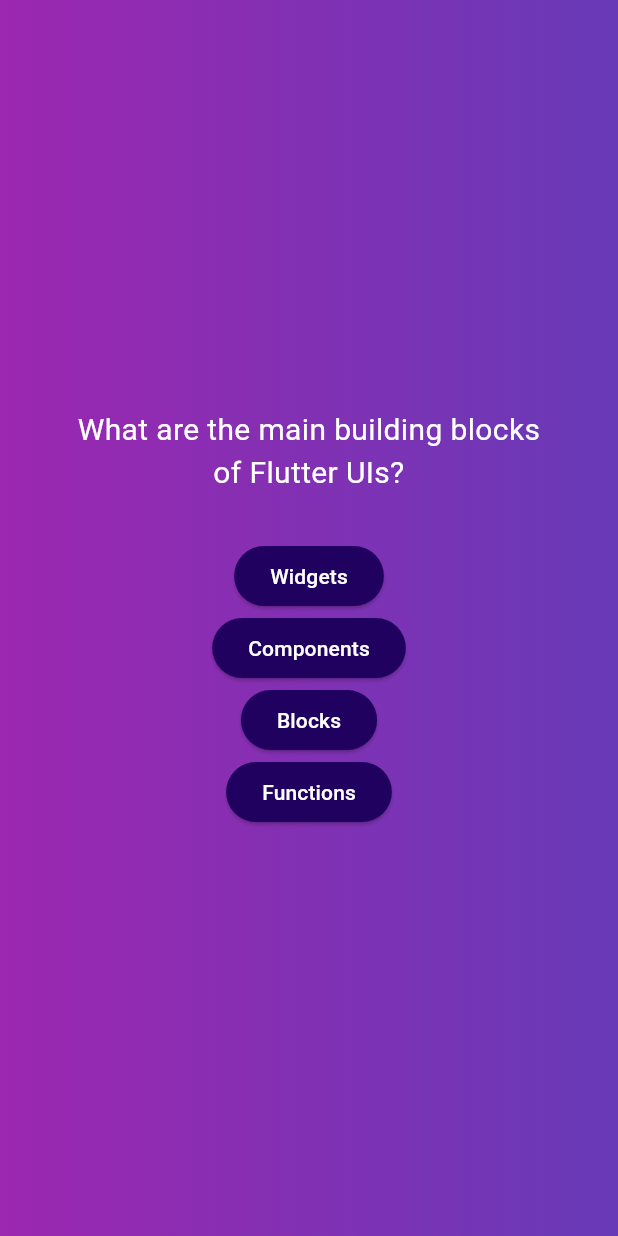
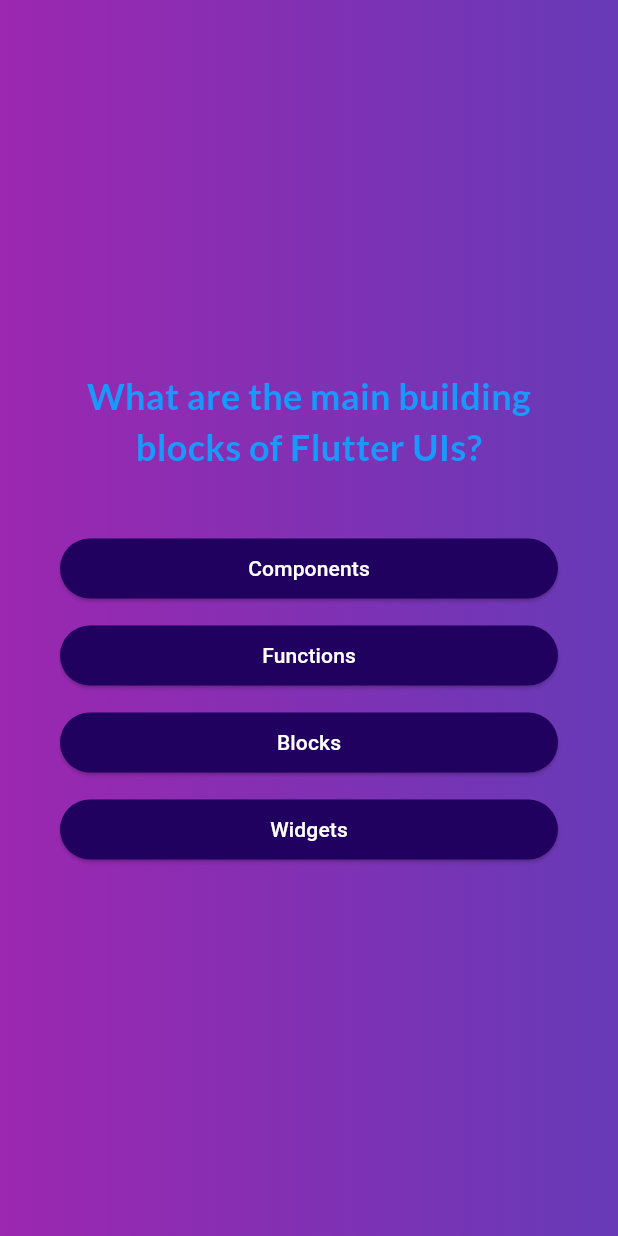
Before and after one commit to Tonnamsuppasri/QuizApp, a Flutter app: the screen it shows after launch, after a tap on "Start Quiz", on a phone screen of 412 x 824 dp. Run offline on Flutter 3.47's test engine with Material 3 defaults, Android fonts, the phone set to English and light mode, and no system bars; our stand-ins replace google_fonts.

Commit message:
second commit

```diff
--- a/lib/answer_button.dart
+++ b/lib/answer_button.dart
@@ -1,19 +1,34 @@
 import 'package:flutter/material.dart';
 
-class AnswerButton extends StatelessWidget {
-  const AnswerButton(this.answerOption,{super.key});
+class AnswersButton extends StatelessWidget {
+  const AnswersButton({
+    super.key,
+    required this.answer,
+    required this.onTap,
+  });
 
-  final String answerOption;
+  final String answer;
+  final void Function() onTap;
 
   @override
   Widget build(BuildContext context) {
-    return ElevatedButton(
-      onPressed: () {},
-      style: ElevatedButton.styleFrom(
-        backgroundColor: const Color.fromARGB(255, 33, 1, 95),
-        foregroundColor: Colors.white,
-      ),
-      child: Text(answerOption),
+    return Column(
+      children: [
+        const SizedBox(height: 10),
+        SizedBox(
+          width: double.infinity,
+          child: ElevatedButton(
+            onPressed: onTap,
+            style: ElevatedButton.styleFrom(
+              backgroundColor: const Color.fromARGB(255, 33, 1, 95),
+              foregroundColor: Colors.white,
+              shape: RoundedRectangleBorder(
+                  borderRadius: BorderRadius.circular(40)),
+            ),
+            child: Text(answer),
+          ),
+        ),
+      ],
     );
   }
 }
--- a/lib/model/quiz_model.dart
+++ b/lib/model/quiz_model.dart
@@ -4,4 +4,10 @@ class QuizModel {
 
 
   QuizModel(this.question, this.answers);
+
+  List<String> getShuffledAnswers() {
+    final shuffledAnswers = List.of(answers);
+    shuffledAnswers.shuffle();
+    return shuffledAnswers;
+  }
 }
--- a/lib/questions_screen.dart
+++ b/lib/questions_screen.dart
@@ -1,6 +1,8 @@
 import 'package:flutter/material.dart';
 import 'package:myapp/answer_button.dart';
 import 'package:myapp/data/quizz.dart';
+import 'package:google_fonts/google_fonts.dart';
+import 'package:myapp/results_screen.dart';
 
 class QuestionsScreen extends StatefulWidget {
   const QuestionsScreen({super.key});
@@ -12,10 +14,29 @@ class QuestionsScreen extends StatefulWidget {
 }
 
 class _QuestionsScreenState extends State<QuestionsScreen> {
-  final currentQuestion = questions[0];
+  int currentQuestionIndex = 0;
+
+  final List<String> selectedAnswers = [];
+
+  void answerQuestiong(String selectedAnswer) {
+    setState(() {
+      selectedAnswers.add(selectedAnswer);
+      if (currentQuestionIndex < questions.length - 1) {
+        currentQuestionIndex++;
+      } else {
+        Navigator.push(
+            context,
+            MaterialPageRoute(
+              builder: (context) =>
+                  ResultScreen(selectedAnswers: selectedAnswers),
+            ));
+      }
+    });
+  }
 
   @override
   Widget build(BuildContext context) {
+    final currentQuestion = questions[currentQuestionIndex];
     return MaterialApp(
       home: Scaffold(
         body: Container(
@@ -32,17 +53,18 @@ class _QuestionsScreenState extends State<QuestionsScreen> {
                 children: [
                   Text(
                     currentQuestion.question,
-                    style: const TextStyle(
-                      color: Colors.white,
-                      fontSize: 20,
-                    ),
+                    style: GoogleFonts.lato(
+                        color: const Color.fromARGB(255, 281, 153, 251),
+                        fontSize: 24,
+                        fontWeight: FontWeight.bold),
                     textAlign: TextAlign.center,
                   ),
                   const SizedBox(
                     height: 30,
                   ),
-                  ...currentQuestion.answers.map((answer) {
-                    return AnswerButton(answer);
+                  ...currentQuestion.getShuffledAnswers().map((answer) {
+                    return AnswersButton(
+                        answer: answer, onTap: () => answerQuestiong(answer));
                   })
                 ],
               ),
```
Also changed, not shown: lib/results_screen.dart (added, +17 -0 lines), lib/data/quizz.dart (line endings or trailing spaces), lib/main.dart (line endings or trailing spaces), lib/start_screen.dart (line endings or trailing spaces).
